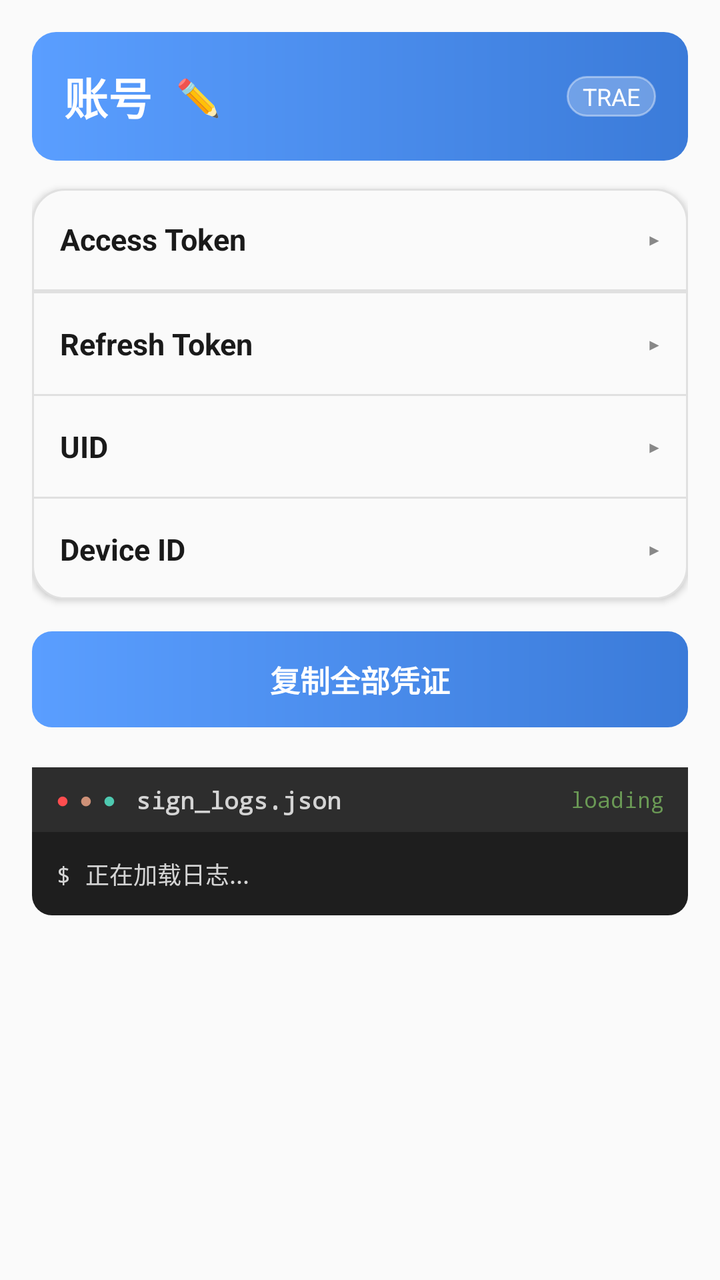
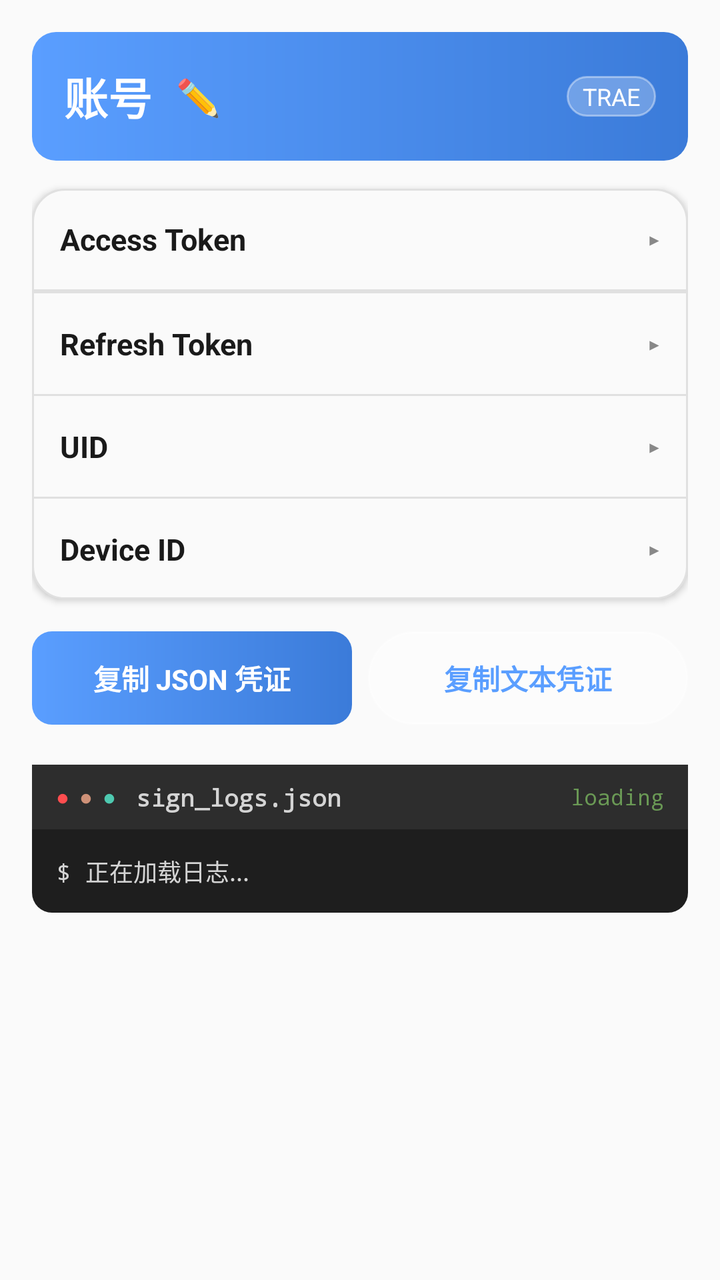

An Android layout rendered at two revisions. The XML below is the earlier revision; the diff shows what the commit changed to produce the second picture.
<!-- AndroidManifest.xml: application theme Theme.SignApp -->
<!-- res/layout/activity_account_detail.xml -->
<?xml version="1.0" encoding="utf-8"?>
<ScrollView xmlns:android="http://schemas.android.com/apk/res/android"
    android:layout_width="match_parent"
    android:layout_height="match_parent"
    android:background="@color/card_bg"
    android:fillViewport="true">

    <LinearLayout
        android:layout_width="match_parent"
        android:layout_height="wrap_content"
        android:orientation="vertical"
        android:padding="16dp">

        
        <LinearLayout
            android:layout_width="match_parent"
            android:layout_height="wrap_content"
            android:orientation="horizontal"
            android:gravity="center_vertical"
            android:background="@drawable/bg_header_gradient"
            android:padding="16dp"
            android:paddingBottom="18dp">

            <TextView
                android:id="@+id/tvDetailLabel"
                android:layout_width="wrap_content"
                android:layout_height="wrap_content"
                android:text="账号"
                android:textColor="@color/white"
                android:textSize="22sp"
                android:textStyle="bold" />

            
            <TextView
                android:id="@+id/btnRenameIcon"
                android:layout_width="wrap_content"
                android:layout_height="wrap_content"
                android:layout_marginStart="8dp"
                android:padding="4dp"
                android:background="?attr/selectableItemBackgroundBorderless"
                android:text="✏️"
                android:textColor="@color/white"
                android:textSize="18sp"
                android:contentDescription="重命名账号" />

            
            <View
                android:layout_width="0dp"
                android:layout_height="1dp"
                android:layout_weight="1" />

            <TextView
                android:layout_width="wrap_content"
                android:layout_height="wrap_content"
                android:background="@drawable/bg_badge"
                android:paddingLeft="8dp"
                android:paddingRight="8dp"
                android:paddingTop="2dp"
                android:paddingBottom="2dp"
                android:text="TRAE"
                android:textColor="@color/white"
                android:textSize="12sp" />
        </LinearLayout>

        
        <LinearLayout
            android:layout_width="match_parent"
            android:layout_height="wrap_content"
            android:orientation="vertical"
            android:layout_marginTop="14dp"
            android:background="@drawable/bg_card"
            android:elevation="2dp">

            
            <LinearLayout
                android:id="@+id/headerAccess"
                android:layout_width="match_parent"
                android:layout_height="wrap_content"
                android:orientation="horizontal"
                android:gravity="center_vertical"
                android:padding="14dp"
                android:clickable="true"
                android:focusable="true">

                <TextView
                    android:layout_width="0dp"
                    android:layout_height="wrap_content"
                    android:layout_weight="1"
                    android:text="Access Token"
                    android:textColor="@color/text_primary"
                    android:textSize="15sp"
                    android:textStyle="bold" />

                <TextView
                    android:id="@+id/iconAccess"
                    android:layout_width="wrap_content"
                    android:layout_height="wrap_content"
                    android:text="▸"
                    android:textColor="@color/gray"
                    android:textSize="16sp" />
            </LinearLayout>

            <View
                android:layout_width="match_parent"
                android:layout_height="1dp"
                android:background="@color/divider" />
            <TextView
                android:id="@+id/tvAccessToken"
                android:layout_width="match_parent"
                android:layout_height="wrap_content"
                android:padding="14dp"
                android:background="@color/card_bg"
                android:fontFamily="monospace"
                android:gravity="center_vertical"
                android:textIsSelectable="true"
                android:textColor="?attr/signPrimary"
                android:textSize="12sp"
                android:visibility="gone" />

            <View
                android:layout_width="match_parent"
                android:layout_height="1dp"
                android:background="@color/divider" />

            
            <LinearLayout
                android:id="@+id/headerRefresh"
                android:layout_width="match_parent"
                android:layout_height="wrap_content"
                android:orientation="horizontal"
                android:gravity="center_vertical"
                android:padding="14dp"
                android:clickable="true"
                android:focusable="true">

                <TextView
                    android:layout_width="0dp"
                    android:layout_height="wrap_content"
                    android:layout_weight="1"
                    android:text="Refresh Token"
                    android:textColor="@color/text_primary"
                    android:textSize="15sp"
                    android:textStyle="bold" />

                <TextView
                    android:id="@+id/iconRefresh"
                    android:layout_width="wrap_content"
                    android:layout_height="wrap_content"
                    android:text="▸"
                    android:textColor="@color/gray"
                    android:textSize="16sp" />
            </LinearLayout>

            <TextView
                android:id="@+id/tvRefreshToken"
                android:layout_width="match_parent"
                android:layout_height="wrap_content"
                android:padding="14dp"
                android:background="@color/card_bg"
                android:fontFamily="monospace"
                android:gravity="center_vertical"
                android:textIsSelectable="true"
                android:textColor="?attr/signPrimary"
                android:textSize="12sp"
                android:visibility="gone" />

            <View
                android:layout_width="match_parent"
                android:layout_height="1dp"
                android:background="@color/divider" />

            
            <LinearLayout
                android:id="@+id/headerUid"
                android:layout_width="match_parent"
                android:layout_height="wrap_content"
                android:orientation="horizontal"
                android:gravity="center_vertical"
                android:padding="14dp"
                android:clickable="true"
                android:focusable="true">

                <TextView
                    android:layout_width="0dp"
                    android:layout_height="wrap_content"
                    android:layout_weight="1"
                    android:text="UID"
                    android:textColor="@color/text_primary"
                    android:textSize="15sp"
                    android:textStyle="bold" />

                <TextView
                    android:id="@+id/iconUid"
                    android:layout_width="wrap_content"
                    android:layout_height="wrap_content"
                    android:text="▸"
                    android:textColor="@color/gray"
                    android:textSize="16sp" />
            </LinearLayout>

            <TextView
                android:id="@+id/tvUid"
                android:layout_width="match_parent"
                android:layout_height="wrap_content"
                android:padding="14dp"
                android:background="@color/card_bg"
                android:fontFamily="monospace"
                android:gravity="center_vertical"
                android:textIsSelectable="true"
                android:textColor="?attr/signPrimary"
                android:textSize="12sp"
                android:visibility="gone" />

            <View
                android:layout_width="match_parent"
                android:layout_height="1dp"
                android:background="@color/divider" />

            
            <LinearLayout
                android:id="@+id/headerDevice"
                android:layout_width="match_parent"
                android:layout_height="wrap_content"
                android:orientation="horizontal"
                android:gravity="center_vertical"
                android:padding="14dp"
                android:clickable="true"
                android:focusable="true">

                <TextView
                    android:layout_width="0dp"
                    android:layout_height="wrap_content"
                    android:layout_weight="1"
                    android:text="Device ID"
                    android:textColor="@color/text_primary"
                    android:textSize="15sp"
                    android:textStyle="bold" />

                <TextView
                    android:id="@+id/iconDevice"
                    android:layout_width="wrap_content"
                    android:layout_height="wrap_content"
                    android:text="▸"
                    android:textColor="@color/gray"
                    android:textSize="16sp" />
            </LinearLayout>

            <TextView
                android:id="@+id/tvDeviceId"
                android:layout_width="match_parent"
                android:layout_height="wrap_content"
                android:padding="14dp"
                android:background="@color/card_bg"
                android:fontFamily="monospace"
                android:gravity="center_vertical"
                android:textIsSelectable="true"
                android:textColor="?attr/signPrimary"
                android:textSize="12sp"
                android:visibility="gone" />
        </LinearLayout>

        
        <TextView
            android:id="@+id/btnCopyAll"
            android:layout_width="match_parent"
            android:layout_height="wrap_content"
            android:layout_marginTop="16dp"
            android:background="@drawable/bg_btn"
            android:gravity="center"
            android:padding="13dp"
            android:text="复制全部凭证"
            android:textColor="@color/white"
            android:textSize="15sp"
            android:textStyle="bold" />

        
        
        <LinearLayout
            android:layout_width="match_parent"
            android:layout_height="wrap_content"
            android:layout_marginTop="20dp"
            android:orientation="vertical"
            android:background="@drawable/bg_terminal_window">

            
            <LinearLayout
                android:layout_width="match_parent"
                android:layout_height="wrap_content"
                android:orientation="horizontal"
                android:gravity="center_vertical"
                android:background="#2D2D2D"
                android:paddingLeft="12dp"
                android:paddingRight="12dp"
                android:paddingTop="8dp"
                android:paddingBottom="8dp">

                <TextView
                    android:layout_width="wrap_content"
                    android:layout_height="wrap_content"
                    android:text="●"
                    android:textColor="@color/error_red"
                    android:textSize="11sp" />

                <TextView
                    android:layout_width="wrap_content"
                    android:layout_height="wrap_content"
                    android:layout_marginStart="5dp"
                    android:text="●"
                    android:textColor="@color/terminal_orange"
                    android:textSize="11sp" />

                <TextView
                    android:layout_width="wrap_content"
                    android:layout_height="wrap_content"
                    android:layout_marginStart="5dp"
                    android:text="●"
                    android:textColor="@color/terminal_green"
                    android:textSize="11sp" />

                <TextView
                    android:layout_width="wrap_content"
                    android:layout_height="wrap_content"
                    android:layout_marginStart="10dp"
                    android:text="sign_logs.json"
                    android:textColor="#D4D4D4"
                    android:textSize="12sp"
                    android:fontFamily="monospace"
                    android:textStyle="bold" />

                <TextView
                    android:id="@+id/tvLogsMode"
                    android:layout_width="0dp"
                    android:layout_height="wrap_content"
                    android:layout_weight="1"
                    android:gravity="end"
                    android:text="loading"
                    android:textColor="#6A9955"
                    android:textSize="11sp"
                    android:fontFamily="monospace" />
            </LinearLayout>

            
            <ScrollView
                android:layout_width="match_parent"
                android:layout_height="wrap_content"
                android:maxHeight="260dp">

                <TextView
                    android:id="@+id/tvLogs"
                    android:layout_width="match_parent"
                    android:layout_height="wrap_content"
                    android:padding="12dp"
                    android:text="$ 正在加载日志..."
                    android:textColor="@color/terminal_white"
                    android:textSize="12sp"
                    android:fontFamily="monospace"
                    android:lineSpacingExtra="4dp" />
            </ScrollView>
        </LinearLayout>
    </LinearLayout>
</ScrollView>
<!-- resources referenced by this layout -->
<resources>
  <color name="card_bg">#FAFAFA</color>
  <color name="divider">#E0E0E0</color>
  <color name="error_red">#FF4D4F</color>
  <color name="gray">#888888</color>
  <color name="terminal_green">#4EC9B0</color>
  <color name="terminal_orange">#CE9178</color>
  <color name="terminal_white">#D4D4D4</color>
  <color name="text_primary">#1A1A1A</color>
  <color name="white">#FFFFFF</color>
  <!-- drawable bg_badge (drawable) -->
  <?xml version="1.0" encoding="utf-8"?>
  <shape xmlns:android="http://schemas.android.com/apk/res/android">
      <solid android:color="#40FFFFFF" />
      <corners android:radius="999dp" />
      <stroke android:width="1dp" android:color="#66FFFFFF" />
  </shape>
  <!-- drawable bg_btn (drawable) -->
  <?xml version="1.0" encoding="utf-8"?>
  <shape xmlns:android="http://schemas.android.com/apk/res/android">
      <gradient
          android:angle="0"
          android:startColor="?attr/signGradientStart"
          android:endColor="?attr/signGradientEnd" />
      <corners android:radius="10dp" />
  </shape>
  <!-- drawable bg_card (drawable) -->
  <?xml version="1.0" encoding="utf-8"?>
  <shape xmlns:android="http://schemas.android.com/apk/res/android">
      <solid android:color="@color/card_bg" />
      <corners android:radius="16dp" />
      <stroke android:width="1dp" android:color="@color/divider" />
  </shape>
  <!-- drawable bg_header_gradient (drawable) -->
  <?xml version="1.0" encoding="utf-8"?>
  <shape xmlns:android="http://schemas.android.com/apk/res/android">
      <gradient
          android:angle="0"
          android:startColor="?attr/signGradientStart"
          android:endColor="?attr/signGradientEnd" />
      <corners android:radius="12dp" />
  </shape>
  <!-- drawable bg_terminal_window (drawable) -->
  <?xml version="1.0" encoding="utf-8"?>
  <shape xmlns:android="http://schemas.android.com/apk/res/android"
      android:shape="rectangle">
      <solid android:color="#1E1E1E" />
      <corners android:radius="10dp" />
  </shape>
  <style name="Theme.SignApp" parent="Theme.MaterialComponents.DayNight.NoActionBar">
          <item name="colorPrimary">#5A9EFF</item>
          <item name="colorPrimaryVariant">#3B7BD9</item>
          <item name="colorOnPrimary">@color/white</item>
          <item name="android:statusBarColor">@color/gradient_start</item>
          <item name="android:windowBackground">@color/white</item>
          <item name="signPrimary">#5A9EFF</item>
          <item name="signGradientStart">#5A9EFF</item>
          <item name="signGradientEnd">#3B7BD9</item>
          <item name="signIconCircle">#EAF3FF</item>
          <item name="signCardStart">#F4F8FF</item>
          <item name="signCardEnd">#E8F1FF</item>
      </style>
  <color name="gradient_start">#3B8BFF</color>
</resources>

<!-- the commit's change to res/layout/activity_account_detail.xml (unified diff, before → after) -->
@@ -260,18 +260,39 @@
         </LinearLayout>
 
         
-        <TextView
-            android:id="@+id/btnCopyAll"
+        <LinearLayout
             android:layout_width="match_parent"
             android:layout_height="wrap_content"
             android:layout_marginTop="16dp"
-            android:background="@drawable/bg_btn"
-            android:gravity="center"
-            android:padding="13dp"
-            android:text="复制全部凭证"
-            android:textColor="@color/white"
-            android:textSize="15sp"
-            android:textStyle="bold" />
+            android:orientation="horizontal">
+
+            <TextView
+                android:id="@+id/btnCopyJson"
+                android:layout_width="0dp"
+                android:layout_height="wrap_content"
+                android:layout_weight="1"
+                android:background="@drawable/bg_btn"
+                android:gravity="center"
+                android:padding="13dp"
+                android:text="复制 JSON 凭证"
+                android:textColor="@color/white"
+                android:textSize="14sp"
+                android:textStyle="bold" />
+
+            <TextView
+                android:id="@+id/btnCopyText"
+                android:layout_width="0dp"
+                android:layout_height="wrap_content"
+                android:layout_weight="1"
+                android:layout_marginStart="8dp"
+                android:background="@drawable/bg_badge"
+                android:gravity="center"
+                android:padding="13dp"
+                android:text="复制文本凭证"
+                android:textColor="?attr/signPrimary"
+                android:textSize="14sp"
+                android:textStyle="bold" />
+        </LinearLayout>
 
         
         
